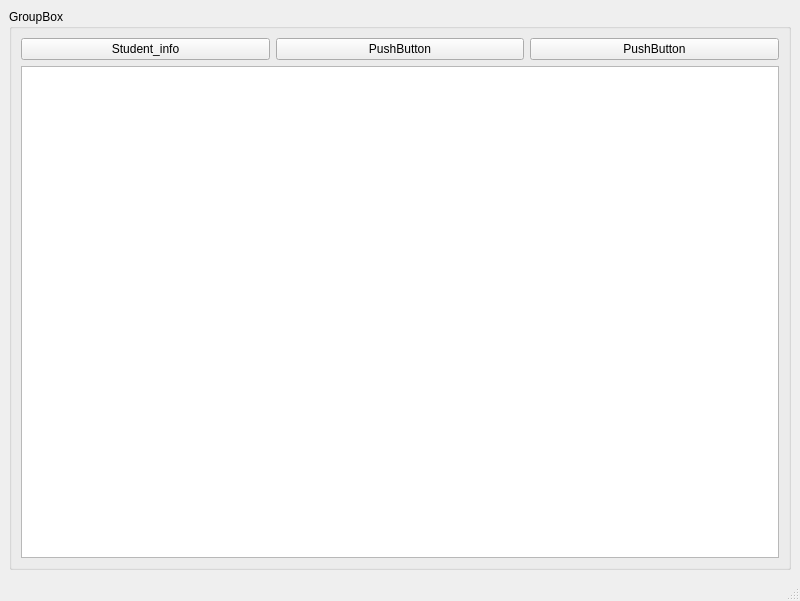
Above: src/gui_test/main_window.ui from lewelyn7/Database_systems_project before the change. Below: the same form after it.
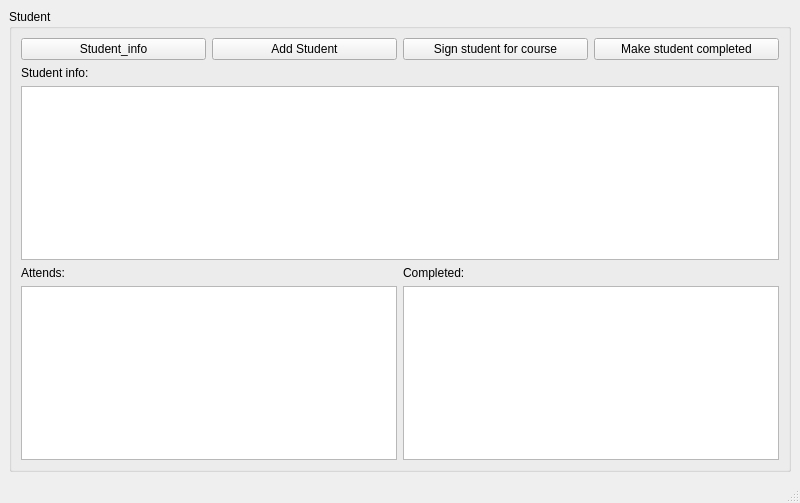
That is the form after the change.

```diff
--- a/src/gui_test/main_window.ui
+++ b/src/gui_test/main_window.ui
@@ -7,7 +7,7 @@
     <x>0</x>
     <y>0</y>
     <width>800</width>
-    <height>601</height>
+    <height>503</height>
    </rect>
   </property>
   <property name="windowTitle">
@@ -15,19 +15,12 @@
   </property>
   <widget class="QWidget" name="centralwidget">
    <layout class="QGridLayout" name="gridLayout_2">
-    <item row="0" column="0">
+    <item row="0" column="1" colspan="2">
      <widget class="QGroupBox" name="groupBox">
       <property name="title">
-       <string>GroupBox</string>
+       <string>Student</string>
       </property>
       <layout class="QGridLayout" name="gridLayout_3">
-       <item row="0" column="1">
-        <widget class="QPushButton" name="pushButton_2">
-         <property name="text">
-          <string>PushButton</string>
-         </property>
-        </widget>
-       </item>
        <item row="0" column="0">
         <widget class="QPushButton" name="pushButton">
          <property name="text">
@@ -38,12 +31,71 @@
        <item row="0" column="2">
         <widget class="QPushButton" name="pushButton_3">
          <property name="text">
-          <string>PushButton</string>
+          <string>Sign student for course</string>
          </property>
         </widget>
        </item>
-       <item row="1" column="0" colspan="3">
-        <widget class="QTableWidget" name="tableWidget"/>
+       <item row="0" column="3">
+        <widget class="QPushButton" name="pushButton_4">
+         <property name="text">
+          <string>Make student completed</string>
+         </property>
+        </widget>
+       </item>
+       <item row="2" column="0" colspan="4">
+        <widget class="QTableWidget" name="tableWidget">
+         <attribute name="horizontalHeaderStretchLastSection">
+          <bool>true</bool>
+         </attribute>
+        </widget>
+       </item>
+       <item row="0" column="1">
+        <widget class="QPushButton" name="pushButton_2">
+         <property name="text">
+          <string>Add Student</string>
+         </property>
+        </widget>
+       </item>
+       <item row="1" column="0" colspan="4">
+        <widget class="QLabel" name="label">
+         <property name="maximumSize">
+          <size>
+           <width>16777215</width>
+           <height>20</height>
+          </size>
+         </property>
+         <property name="text">
+          <string>Student info:</string>
+         </property>
+        </widget>
+       </item>
+       <item row="3" column="0">
+        <widget class="QLabel" name="label_2">
+         <property name="text">
+          <string>Attends:</string>
+         </property>
+        </widget>
+       </item>
+       <item row="3" column="2">
+        <widget class="QLabel" name="label_3">
+         <property name="text">
+          <string>Completed:</string>
+         </property>
+        </widget>
+       </item>
+       <item row="4" column="2" colspan="2">
+        <widget class="QTableWidget" name="tableWidget_3">
+         <attribute name="horizontalHeaderStretchLastSection">
+          <bool>true</bool>
+         </attribute>
+        </widget>
+       </item>
+       <item row="4" column="0" colspan="2">
+        <widget class="QTableWidget" name="tableWidget_2">
+         <attribute name="horizontalHeaderStretchLastSection">
+          <bool>true</bool>
+         </attribute>
+        </widget>
        </item>
       </layout>
      </widget>
```
Left out of the diff: 51 changed lines with no effect on the pictures.
